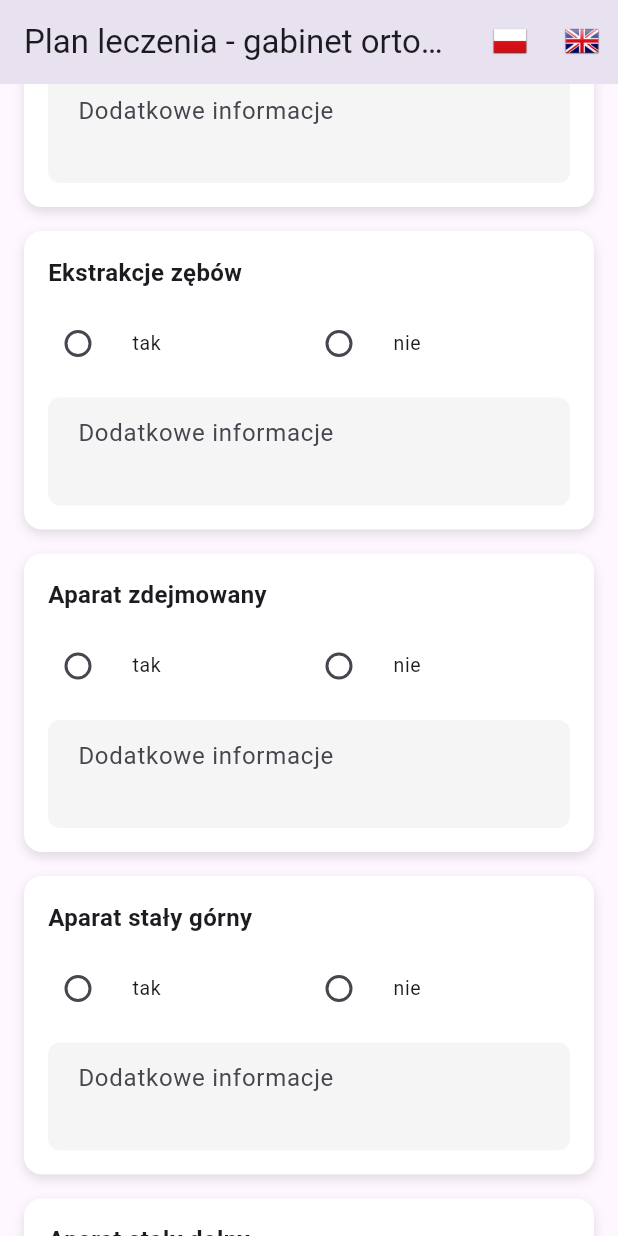
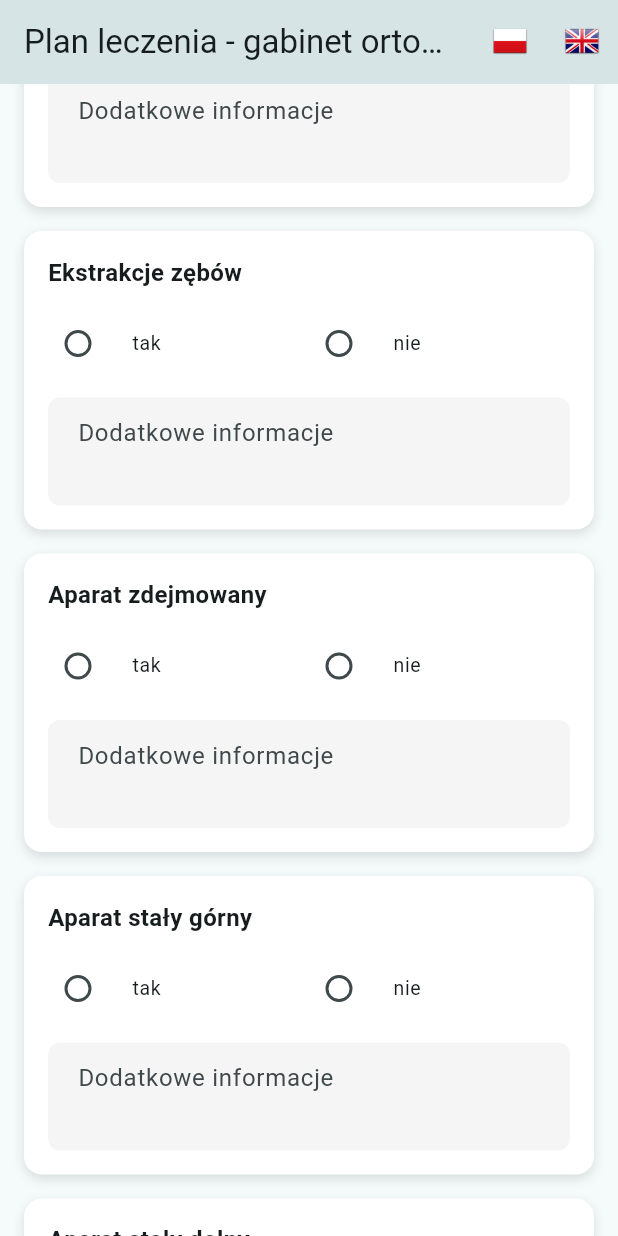
Before and after one commit to ruffaaw/formularze-stomatologia, a Flutter app: the screen it shows after launch, scrolled down 576 dp, on a phone screen of 412 x 824 dp. Run offline on Flutter 3.47's test engine with Material 3 defaults, Android fonts, the phone set to English and light mode, and no system bars; missing offline and left inert: syncfusion_flutter_signaturepad; statements that could not run were skipped.

Commit message:
feat: added using Material3 to theme

```diff
--- a/lib/main.dart
+++ b/lib/main.dart
@@ -14,7 +14,11 @@ class MainApp extends StatelessWidget {
   Widget build(BuildContext context) {
     return MaterialApp(
       title: "Zadatek",
-      theme: ThemeData(primarySwatch: Colors.blue),
+      theme: ThemeData(
+        useMaterial3: true,
+        colorScheme: ColorScheme.fromSeed(seedColor: Colors.grey.shade800),
+      ),
+
       home: const TreatmentPlanScreen(),
     );
   }
```
